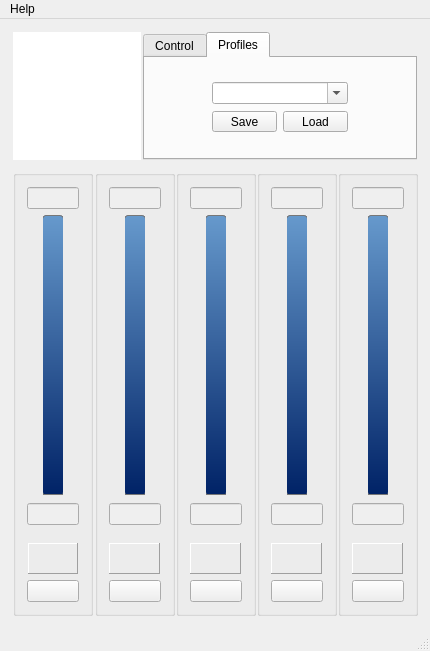
Above: gui_mainwindow.ui from Shub77/phoebetria-code before the change. Below: the same form after it.
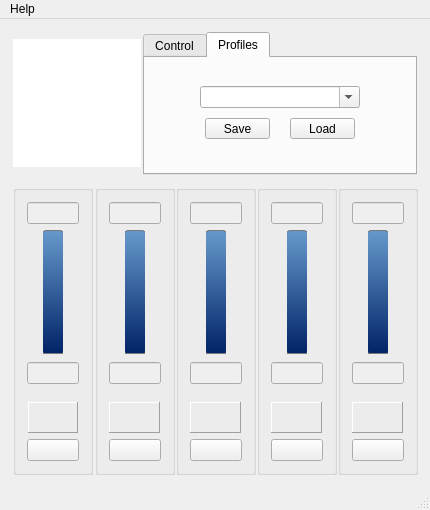
That is the form after the change. Icons and pictures are not drawn.

Commit message: gui tweaks for profiles tab

```diff
--- a/gui_mainwindow.ui
+++ b/gui_mainwindow.ui
@@ -7,7 +7,7 @@
     <x>0</x>
     <y>0</y>
     <width>430</width>
-    <height>651</height>
+    <height>510</height>
    </rect>
   </property>
   <property name="sizePolicy">
@@ -517,15 +517,27 @@
               <property name="sizeHint" stdset="0">
                <size>
                 <width>40</width>
-                <height>20</height>
+                <height>5</height>
                </size>
               </property>
              </spacer>
             </item>
             <item>
              <layout class="QVBoxLayout" name="verticalLayout_6">
+              <property name="spacing">
+               <number>5</number>
+              </property>
+              <property name="margin">
+               <number>5</number>
+              </property>
               <item>
                <widget class="QComboBox" name="ctrl_PresetName">
+                <property name="minimumSize">
+                 <size>
+                  <width>155</width>
+                  <height>0</height>
+                 </size>
+                </property>
                 <property name="editable">
                  <bool>true</bool>
                 </property>
@@ -533,6 +545,12 @@
               </item>
               <item>
                <layout class="QHBoxLayout" name="horizontalLayout_39">
+                <property name="spacing">
+                 <number>20</number>
+                </property>
+                <property name="margin">
+                 <number>5</number>
+                </property>
                 <item>
                  <widget class="QPushButton" name="ctrl_SavePreset">
                   <property name="maximumSize">
@@ -588,7 +606,7 @@
               <property name="sizeHint" stdset="0">
                <size>
                 <width>40</width>
-                <height>20</height>
+                <height>5</height>
                </size>
               </property>
              </spacer>
```
